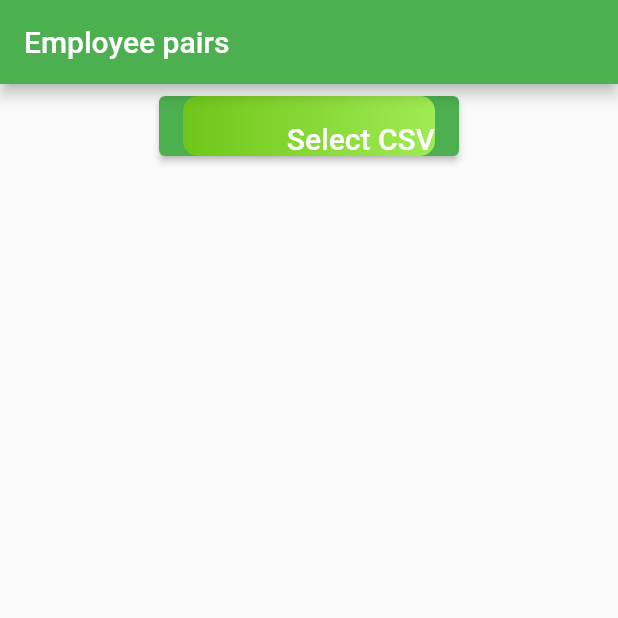
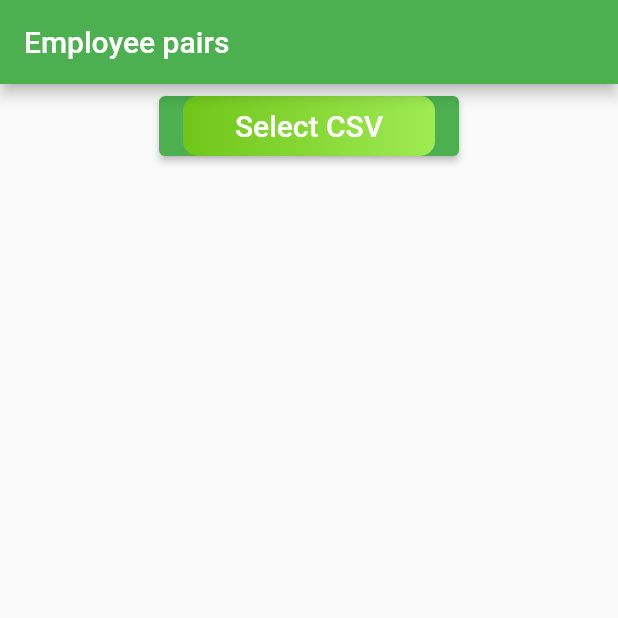
Before and after one commit to nelci592/Neli-Todorova-Employees, a Flutter app: the screen it shows after launch, on a phone screen of 412 x 824 dp, the top half of it. Run offline on Flutter 3.47's test engine with Material 2 defaults, Android fonts, the phone set to English and light mode, and no system bars; our stand-ins replace csv, file_picker; missing offline and left inert: overlapping_time.

Commit message:
fixed allignment

```diff
--- a/employees_app/lib/employees.dart
+++ b/employees_app/lib/employees.dart
@@ -59,7 +59,7 @@ class Employees extends State<MyApp> {
                         maxWidth: 400.0,
                         minHeight: 50.0,
                       ),
-                      alignment: Alignment.bottomRight,
+                      alignment: Alignment.center,
                       child: const Text(
                         "Select CSV",
                         style: TextStyle(
```
